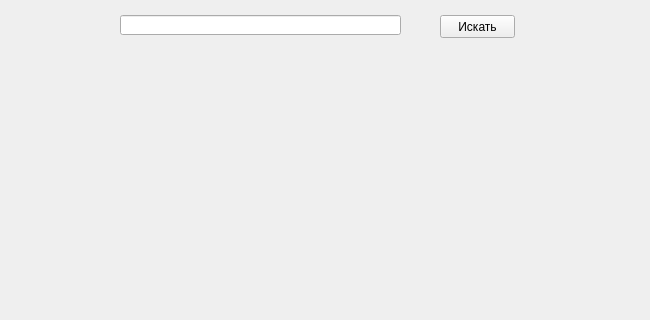
Old version of the form maps_main.ui in the repository Hipoppoltark/Maps_Api; both pictures show x 0 to 650 and y 0 to 320 of the 650 by 541 pixel window.
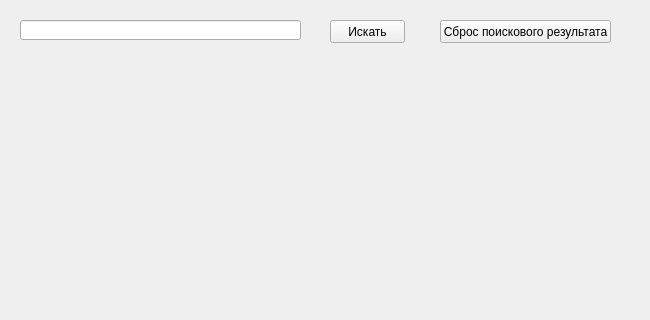
New version of the form.

Commit message: 7 задача

Diff of the .ui file:
```diff
--- a/maps_main.ui
+++ b/maps_main.ui
@@ -17,8 +17,8 @@
    <widget class="QLineEdit" name="line_search">
     <property name="geometry">
      <rect>
-      <x>120</x>
-      <y>15</y>
+      <x>20</x>
+      <y>20</y>
       <width>281</width>
       <height>20</height>
      </rect>
@@ -33,8 +33,8 @@
    <widget class="QPushButton" name="btn_search">
     <property name="geometry">
      <rect>
-      <x>440</x>
-      <y>15</y>
+      <x>330</x>
+      <y>20</y>
       <width>75</width>
       <height>23</height>
      </rect>
@@ -52,6 +52,22 @@
      <string>Искать</string>
     </property>
    </widget>
+   <widget class="QPushButton" name="btn_reset">
+    <property name="geometry">
+     <rect>
+      <x>440</x>
+      <y>20</y>
+      <width>171</width>
+      <height>23</height>
+     </rect>
+    </property>
+    <property name="focusPolicy">
+     <enum>Qt::NoFocus</enum>
+    </property>
+    <property name="text">
+     <string>Сброс поискового результата</string>
+    </property>
+   </widget>
   </widget>
   <widget class="QMenuBar" name="menubar">
    <property name="geometry">
```
The commit also changes 1 other file.
